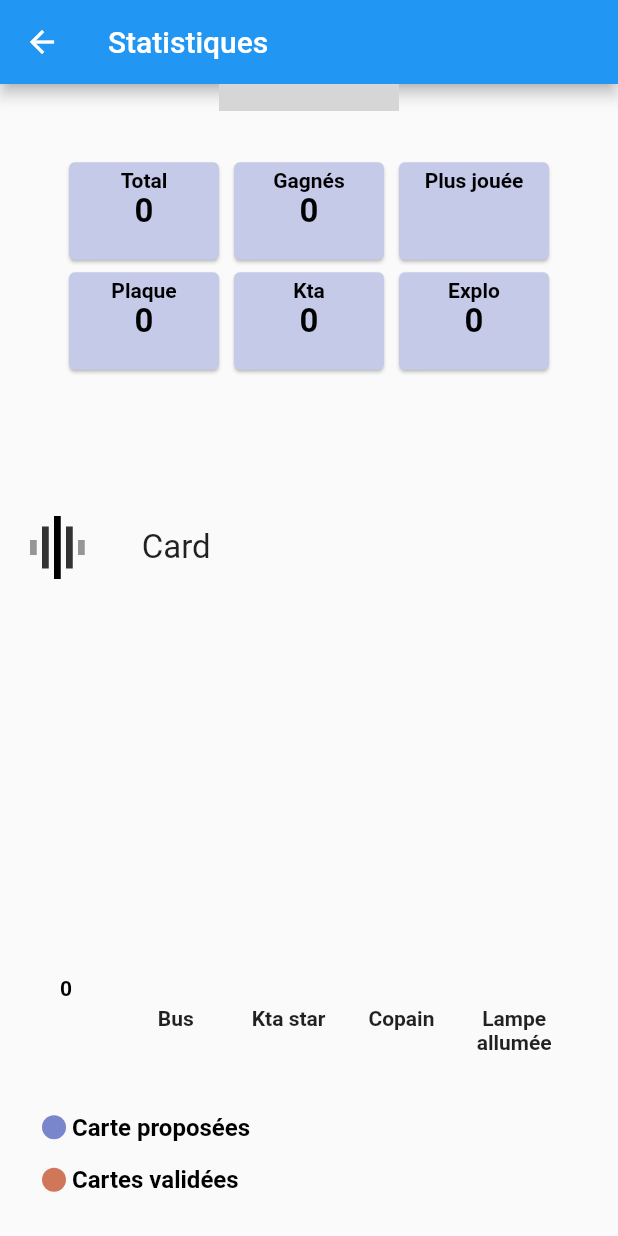
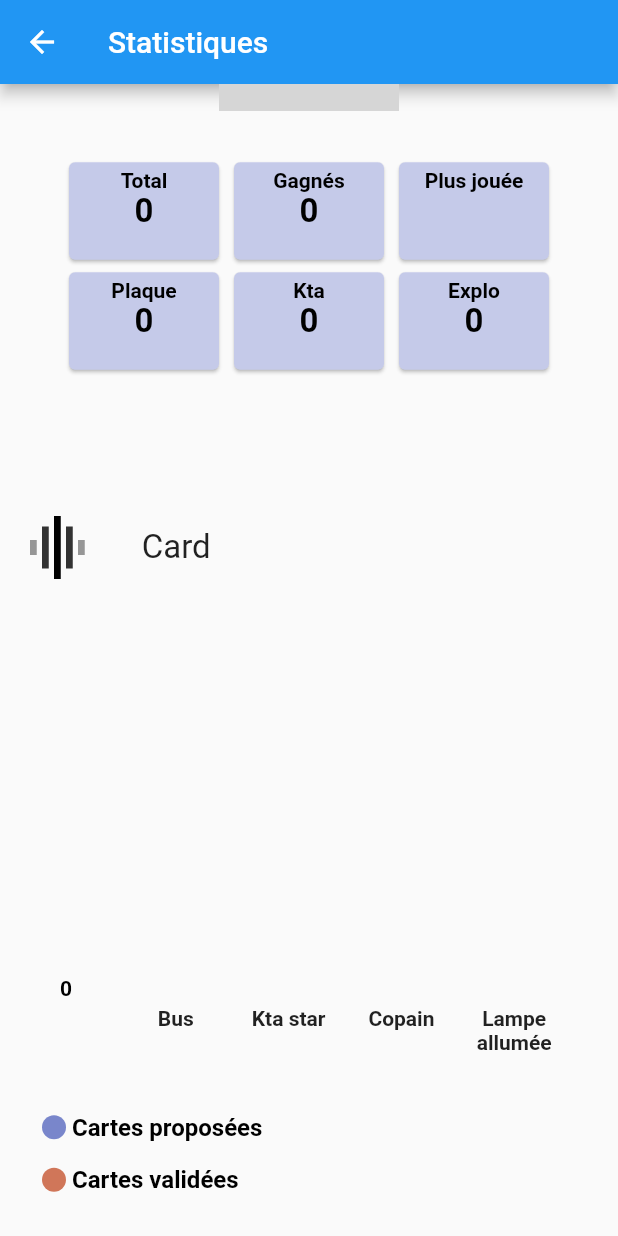
Before and after one commit to Extauren/Plaktago, a Flutter app: the Statistic screen opened directly, scrolled down 52 dp, on a phone screen of 412 x 824 dp. Run offline on Flutter 3.47's test engine with Material 2 defaults, Android fonts, the phone set to English and light mode, and no system bars; drawn by our look-alikes of animated_toggle_switch, fl_chart; our stand-ins replace another_flushbar, awesome_dialog, confetti, data_table_2, expansion_tile_card, font_awesome_flutter and 3 more; accounts and stored records are empty; generated files the repository leaves out were written again; grey boxes are pictures that could not be loaded.

```diff
--- a/lib/game/board/card_name.dart
+++ b/lib/game/board/card_name.dart
@@ -12,18 +12,18 @@ class CardName {
       required this.type,
       this.alcoolRule = "Boire un coup",
       this.nbShot = 1,
-      this.description = "Test de desciption"});
+      this.description = ""});
 }
 
 List<CardName> cardNameListPlaque = [
   CardName(
       name: "Bus",
       type: [BingoType.plaque, BingoType.kta],
-  ),
+      description: "Groupe supérieure à 5 personnes"),
   CardName(
       name: "Kta star",
       type: [BingoType.plaque, BingoType.kta],
-  ),
+      description: "Ktaphile connu"),
   CardName(
     name: "Copain",
     type: [BingoType.plaque, BingoType.kta],
@@ -31,7 +31,7 @@ List<CardName> cardNameListPlaque = [
   CardName(
       name: "Lampe allumée",
       type: [BingoType.plaque],
-  ),
+      description: "Laisse sa lampe allumée en sortant de la plaque"),
   CardName(
     name: "Touristes",
     type: [BingoType.plaque, BingoType.kta],
@@ -47,7 +47,7 @@ List<CardName> cardNameListPlaque = [
   CardName(
       name: "Fermeture de plaque hasardeuse",
       type: [BingoType.plaque],
-  ),
+      description: "Galère à fermer la plaque"),
   CardName(
     name: "Claque la plaque",
     type: [BingoType.plaque],
@@ -59,7 +59,7 @@ List<CardName> cardNameListPlaque = [
   CardName(
       name: "Arrive pas à ouvrir",
       type: [BingoType.plaque],
-  ),
+      description: "Arrive pas à ouvrir la plaque"),
   CardName(
     name: "Galère à cause du sac",
     type: [BingoType.plaque, BingoType.kta],
@@ -81,9 +81,9 @@ List<CardName> cardNameListPlaque = [
     type: [BingoType.plaque],
   ),
   CardName(
-    name: "Fifi tier",
+      name: "Autoroute / Fifi tier",
       type: [BingoType.plaque],
-  ),
+      description: "Grosse influence"),
   CardName(
     name: "Tir plaque original",
     type: [BingoType.plaque],
@@ -112,7 +112,7 @@ List<CardName> cardNameListPlaque = [
   CardName(
       name: "Discute à coté",
       type: [BingoType.plaque],
-  ),
+      description: "Discute à coter de la plaque"),
   CardName(
     name: "Discute plaque ouverte",
     type: [BingoType.plaque],
@@ -120,7 +120,7 @@ List<CardName> cardNameListPlaque = [
   CardName(
       name: "Fusion de groupe",
       type: [BingoType.plaque, BingoType.kta],
-  ),
+      description: "Fusion de gens qui ne se connaissent pas"),
   CardName(
       name: "Tous dans la même tenue",
       type: [BingoType.plaque, BingoType.kta],
@@ -145,10 +145,16 @@ List<CardName> cardNameListPlaque = [
       alcoolRule: "Boire un shot d'eau",
       nbShot: 0),
   CardName(name: "Chantier", type: [BingoType.kta]),
-  CardName(name: "Traquenard", type: [BingoType.kta]),
+  CardName(
+      name: "Traquenard",
+      type: [BingoType.kta],
+      description: "Changement de plan non voulu"),
   CardName(name: "Hamac", type: [BingoType.kta]),
   CardName(name: "Plan papier", type: [BingoType.kta]),
   CardName(name: "Galerie atypique", type: [BingoType.exploration]),
-  CardName(name: 'Jamais vu', type: [BingoType.exploration]),
+  CardName(
+      name: 'Jamais vu',
+      type: [BingoType.exploration],
+      description: "Découverte d'un nouvelle endroit dans le réseau"),
   CardName(name: 'Belle épure', type: [BingoType.exploration])
 ];
--- a/lib/home/bingo_type_button.dart
+++ b/lib/home/bingo_type_button.dart
@@ -11,7 +11,7 @@ enum BingoType {
 }
 
 class BingoTypeButton extends StatefulWidget {
-  BingoType bingoType;
+  final BingoType bingoType;
   final Function updateBingoType;
   BingoTypeButton({
     super.key,
--- a/lib/home/drawer.dart
+++ b/lib/home/drawer.dart
@@ -3,7 +3,6 @@ import 'package:flutter/material.dart';
 import 'package:plaktago/bug_report.dart';
 import 'package:plaktago/utils/isar_service.dart';
 import 'package:plaktago/utils/app_settings.dart';
-import 'package:plaktago/utils/save_game.dart';
 
 class DrawerApp extends StatefulWidget {
   final Function changeTheme;
@@ -39,7 +38,7 @@ class _Drawer extends State<DrawerApp> {
           TextStyle(color: Colors.black, fontWeight: FontWeight.bold),
       desc: 'Etes vous sur de vouloir supprimer toutes les données ?',
       descTextStyle: TextStyle(color: Colors.black),
-      btnOkOnPress: widget.isarService.deleteAllData, //saveGame.resetFile,
+      btnOkOnPress: widget.isarService.deleteAllData,
       btnCancelText: "Annuler",
       btnCancelOnPress: () => {},
     ).show();
--- a/lib/home/mode_button.dart
+++ b/lib/home/mode_button.dart
@@ -3,7 +3,7 @@ import 'package:flutter/material.dart';
 enum Mode { random, personalize }
 
 class ModeButton extends StatefulWidget {
-  Mode mode;
+  final Mode mode;
   final Function updateBingoMode;
 
   ModeButton({
--- a/lib/navigation_bar.dart
+++ b/lib/navigation_bar.dart
@@ -1,5 +1,4 @@
 import 'package:flutter/material.dart';
-import 'package:go_router/go_router.dart';
 import 'package:plaktago/utils/game/game.dart';
 import 'package:plaktago/utils/isar_service.dart';
 import 'package:plaktago/utils/app_settings.dart';
@@ -81,8 +80,7 @@ class _NavigationBar extends State<NavigationBarApp> {
   @override
   Widget build(BuildContext context) {
     return Scaffold(
-      body: pages[
-          _selectedIndex], //PageStorage(bucket: bucket, child: pages[_selectedIndex]),
+      body: pages[_selectedIndex],
       bottomNavigationBar: BottomNavigationBar(
         type: BottomNavigationBarType.fixed,
         items: const <BottomNavigationBarItem>[
--- a/lib/plaktago.dart
+++ b/lib/plaktago.dart
@@ -77,7 +77,7 @@ class _Plaktago extends State<Plaktago> {
         title: 'Plaktago',
         theme: ThemeData(
             fontFamily: 'RobotCondensed',
-            colorScheme: darkColor,
+            colorScheme: lightColor,
             drawerTheme: DrawerThemeData(backgroundColor: Colors.grey[100]),
             bottomNavigationBarTheme: BottomNavigationBarThemeData(
                 backgroundColor: Colors.white,
--- a/lib/statistic/general/graph2.dart
+++ b/lib/statistic/general/graph2.dart
@@ -186,12 +186,12 @@ class BarChartSample2State extends State<BarChartSample2> {
                       children: <Widget>[
                         SizedBox(
                             height: 35,
-                            width: 170,
+                            width: 175,
                             child: TextButton(
                                 onPressed: () => {changeSort(0)},
                                 child: Indicator(
                                   color: Colors.indigo[300]!,
-                                  text: 'Carte proposées',
+                                  text: 'Cartes proposées',
                                   isSquare: false,
                                   textColor:
                                       Theme.of(context).colorScheme.onSurface,
--- a/lib/statistic/statistic.dart
+++ b/lib/statistic/statistic.dart
@@ -32,11 +32,14 @@ class _Statistic extends State<Statistic> {
       IsarService isarService = context.watch<IsarService>();
       return Scaffold(
           appBar: AppBar(title: Text("Statistiques")),
-          body: ListView(children: [
+          body: ListView(
+              physics: statType == StatType.list
+                  ? const NeverScrollableScrollPhysics()
+                  : const AlwaysScrollableScrollPhysics(),
+              children: [
                 Container(
                     margin: EdgeInsets.only(top: 20, bottom: 20),
-                child: StatTypeButton(
-                    statType: statType, updateStatType: updateStatType)),
+                    child: StatTypeButton(updateStatType: updateStatType)),
                 if (statType == StatType.general)
                   GeneralStatistic(
                     isarService: isarService,
--- a/lib/statistic/statistic_button.dart
+++ b/lib/statistic/statistic_button.dart
@@ -10,11 +10,9 @@ enum StatType {
 }
 
 class StatTypeButton extends StatefulWidget {
-  StatType statType;
-  Function updateStatType;
+  final Function updateStatType;
   StatTypeButton({
     super.key,
-    required this.statType,
     required this.updateStatType,
   });
 
@@ -59,7 +57,6 @@ class _StatTypeButton extends State<StatTypeButton> {
           selectedIconScale: 1.0,
           onChanged: (b) => setState(() {
                 positive = b;
-                widget.statType = StatType.list;
                 widget.updateStatType();
               })),
     )));
--- a/lib/utils/game/game.dart
+++ b/lib/utils/game/game.dart
@@ -1,6 +1,5 @@
 import 'package:isar/isar.dart';
 import 'package:plaktago/game/board/bingo_card.dart';
-import 'package:plaktago/game/timer/timer.dart';
 import 'package:plaktago/home/bingo_type_button.dart';
 import 'package:plaktago/home/mode_button.dart';
 
@@ -23,9 +22,6 @@ class Game {
   @enumerated
   Mode mode;
   bool isPlaying;
-  @ignore
-  Timer timer = Timer();
-
   Game({
     this.id = Isar.autoIncrement,
     this.gameNumber = -1,
@@ -37,22 +33,25 @@ class Game {
     this.isAlcool = false,
     this.nbShot = -1,
     this.favorite = false,
-    this.bingoCards = const [],
+    this.bingoCards = const <BingoCard>[],
     this.mode = Mode.random,
     this.isPlaying = false,
   });
 
   void resetGameData() {
+    gameNumber = -1;
     bingoType = BingoType.plaque;
     mode = Mode.random;
     bingoCards = <BingoCard>[];
-    //personalizeCards = <PersonalizeCard>[];
     points = 0;
     isPlaying = false;
     gameNumber = -1;
     isAlcool = false;
+    favorite = false;
     nbShot = 0;
     time = "";
-    timer = Timer();
+    date = "";
+    hour = "";
+    time = "";
   }
 }
--- a/pubspec.yaml
+++ b/pubspec.yaml
@@ -47,11 +47,10 @@ dependencies:
   isar: ^3.1.0+1
   isar_flutter_libs: ^3.1.0+1
   another_flushbar: ^1.12.30
-  pedometer: ^4.0.1
   animated_toggle_switch: ^0.8.0
-  flutter_slidable: ^3.0.0
   animations: ^2.0.8
   data_table_2: ^2.5.8
+  webview_flutter: ^4.4.1
 
 dev_dependencies:
   flutter_test:
@@ -65,6 +64,9 @@ dev_dependencies:
   flutter_lints: ^2.0.0
   isar_generator: ^3.1.0+1
   build_runner: ^2.4.6
+  integration_test:
+    sdk: flutter
+  test: ^1.24.3
 
 # For information on the generic Dart part of this file, see the
 # following page: https://dart.dev/tools/pub/pubspec
```
Also changed, not shown: lib/bug_report.dart (+27 -0 lines), lib/game/bingo.dart (+30 -39 lines), lib/game/board/board.dart (+1 -37 lines), lib/home/home.dart (+50 -36 lines), lib/home/personalize.dart (+5 -5 lines), lib/statistic/game_list/game_list.dart (+23 -30 lines), lib/statistic/game_list/game_stat.dart (+15 -13 lines), lib/utils/isar_service.dart (+9 -5 lines). Lines whose indentation alone changed are shown as unchanged.
